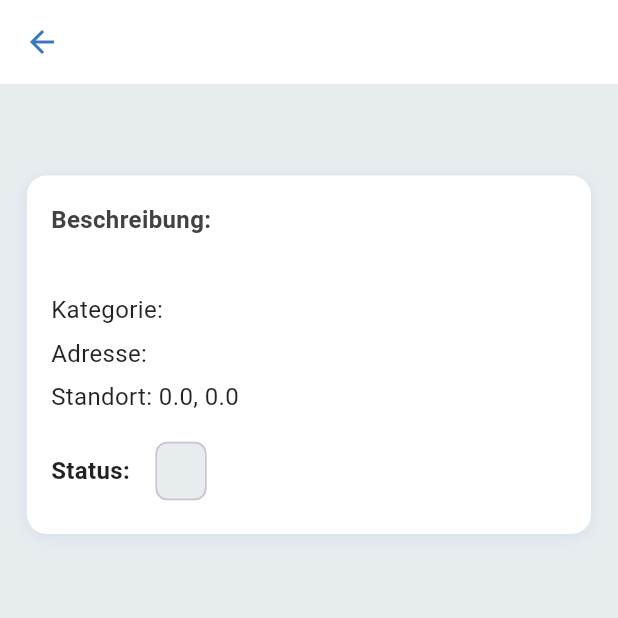
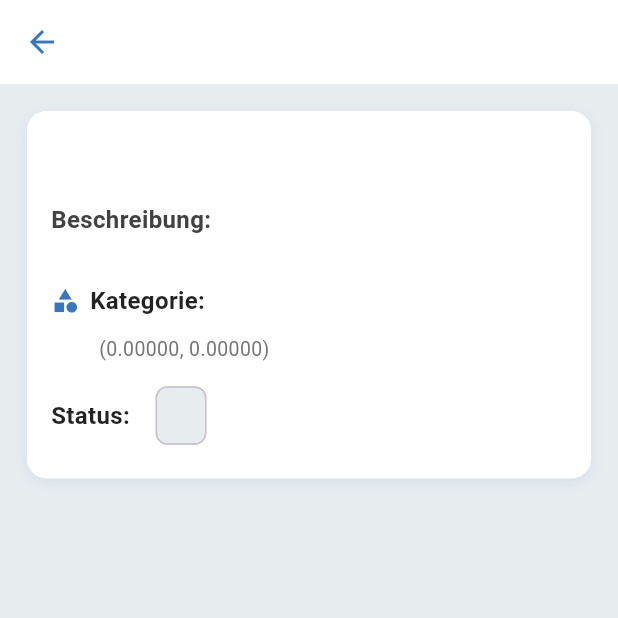
Before and after one commit to Quinten1995/atyourservice, a Flutter app: the AuftragDetailScreen screen opened directly with empty values, on a phone screen of 412 x 824 dp, the top half of it. Run offline on Flutter 3.47's test engine with Material 3 defaults, Android fonts, the light colour scheme and no system bars; our stand-ins replace flutter_rating_bar, supabase_flutter; accounts and stored records are empty.

Commit message:
Release Beta 1.0: Bewertungssystem, Auftragsflow, Layout-Polishing

```diff
--- a/lib/screens/auftrag_detail_screen.dart
+++ b/lib/screens/auftrag_detail_screen.dart
@@ -1,6 +1,7 @@
 import 'package:flutter/material.dart';
 import 'package:supabase_flutter/supabase_flutter.dart';
 import '../models/auftrag.dart';
+import 'bewertung_dialog.dart'; // Passe ggf. den Pfad an!
 
 class AuftragDetailScreen extends StatefulWidget {
   final Auftrag initialAuftrag;
@@ -16,9 +17,12 @@ class _AuftragDetailScreenState extends State<AuftragDetailScreen> {
   String? _errorMessage;
   bool _isDienstleister = false;
 
-  // NEU: Kontaktinfos
   String? _kundenTelefonnummer;
   String? _dienstleisterTelefonnummer;
+
+  // Bewertungsinfos Dienstleister
+  double? _dlDurchschnitt;
+  int? _dlAnzahlBewertungen;
 
   final SupabaseClient _supabase = Supabase.instance.client;
 
@@ -29,7 +33,9 @@ class _AuftragDetailScreenState extends State<AuftragDetailScreen> {
   void initState() {
     super.initState();
     _auftragDetails = widget.initialAuftrag;
-    _ladeRolleUndAktuellenAuftrag();
+    _ladeRolleUndAktuellenAuftrag().then((_) {
+      _zeigeBewertungsDialogWennNoetig();
+    });
   }
 
   Future<void> _ladeRolleUndAktuellenAuftrag() async {
@@ -38,6 +44,8 @@ class _AuftragDetailScreenState extends State<AuftragDetailScreen> {
       _errorMessage = null;
       _kundenTelefonnummer = null;
       _dienstleisterTelefonnummer = null;
+      _dlDurchschnitt = null;
+      _dlAnzahlBewertungen = null;
     });
 
     try {
@@ -77,12 +85,10 @@ class _AuftragDetailScreenState extends State<AuftragDetailScreen> {
       // Telefonnummern laden, wenn der Auftrag in Bearbeitung ist und DL zugeordnet
       if (aktuellerAuftrag.status == 'in bearbeitung' && aktuellerAuftrag.dienstleisterId != null) {
         if (isDL) {
-          // Dienstleister sieht Kundentelefon
           setState(() {
             _kundenTelefonnummer = aktuellerAuftrag.telefon;
           });
         } else {
-          // Kunde sieht Dienstleister-Telefon aus dienstleister_details
           final details = await _supabase
               .from('dienstleister_details')
               .select('telefon')
@@ -94,6 +100,11 @@ class _AuftragDetailScreenState extends State<AuftragDetailScreen> {
         }
       }
 
+      // Bewertung laden, wenn Dienstleister zugeordnet ist
+      if (aktuellerAuftrag.dienstleisterId != null) {
+        await _ladeDienstleisterBewertung(aktuellerAuftrag.dienstleisterId!);
+      }
+
       setState(() {
         _isLoading = false;
       });
@@ -102,6 +113,59 @@ class _AuftragDetailScreenState extends State<AuftragDetailScreen> {
         _errorMessage = e.toString();
         _isLoading = false;
       });
+    }
+  }
+
+  // Bewertungs-Infos laden (Durchschnitt, Anzahl)
+  Future<void> _ladeDienstleisterBewertung(String dienstleisterId) async {
+    final res = await _supabase
+        .from('bewertungen')
+        .select('bewertung')
+        .eq('dienstleister_id', dienstleisterId);
+
+    if (res is List && res.isNotEmpty) {
+      final values = res.map((b) => (b['bewertung'] as int?) ?? 0).toList();
+      setState(() {
+        _dlDurchschnitt = values.reduce((a, b) => a + b) / values.length;
+        _dlAnzahlBewertungen = values.length;
+      });
+    } else {
+      setState(() {
+        _dlDurchschnitt = null;
+        _dlAnzahlBewertungen = 0;
+      });
+    }
+  }
+
+  // Bewertungsdialog nur für Kunde nach Abschluss
+  Future<void> _zeigeBewertungsDialogWennNoetig() async {
+    final userId = _supabase.auth.currentUser?.id;
+    if (userId == null || _auftragDetails == null || _isDienstleister || _auftragDetails!.status != 'abgeschlossen') {
+      return;
+    }
+
+    final existing = await _supabase
+        .from('bewertungen')
+        .select('id')
+        .eq('auftrag_id', _auftragDetails!.id)
+        .eq('kunde_id', userId)
+        .maybeSingle();
+
+    if (existing == null) {
+      final result = await showDialog(
+        context: context,
+        barrierDismissible: false,
+        builder: (_) => BewertungDialog(
+          auftragId: _auftragDetails!.id,
+          dienstleisterId: _auftragDetails!.dienstleisterId!,
+        ),
+      );
+      if (result == true) {
+        ScaffoldMessenger.of(context).showSnackBar(
+          const SnackBar(content: Text('Danke für deine Bewertung!')),
+        );
+        setState(() {});
+      }
     }
   }
 
@@ -128,7 +192,6 @@ class _AuftragDetailScreenState extends State<AuftragDetailScreen> {
         _isLoading = false;
       });
 
-      // Nach Annahme Kontaktdaten neu laden
       await _ladeRolleUndAktuellenAuftrag();
     } catch (e) {
       setState(() {
@@ -156,6 +219,8 @@ class _AuftragDetailScreenState extends State<AuftragDetailScreen> {
         _auftragDetails = Auftrag.fromJson(updated);
         _isLoading = false;
       });
+
+      _zeigeBewertungsDialogWennNoetig();
     } catch (e) {
       setState(() {
         _errorMessage = e.toString();
@@ -196,31 +261,11 @@ class _AuftragDetailScreenState extends State<AuftragDetailScreen> {
     }
   }
 
-  @override
-  Widget build(BuildContext context) {
-    return Scaffold(
-      backgroundColor: accentColor,
-      appBar: AppBar(
-        title: const Text('Auftragsdetails', style: TextStyle(fontWeight: FontWeight.bold)),
-        backgroundColor: Colors.white,
-        elevation: 0,
-        centerTitle: true,
-        foregroundColor: primaryColor,
-      ),
-      body: Padding(
-        padding: const EdgeInsets.all(18.0),
-        child: _isLoading
-            ? const Center(child: CircularProgressIndicator())
-            : _auftragDetails == null
-                ? const Center(child: Text('Keine Daten verfügbar'))
-                : SingleChildScrollView(
-                    child: Column(
-                      crossAxisAlignment: CrossAxisAlignment.start,
-                      children: [
-                        Text(_auftragDetails!.titel,
-                            style: TextStyle(fontSize: 22, fontWeight: FontWeight.bold, color: primaryColor)),
-                        const SizedBox(height: 12),
-                        Container(
+  // --- WIDGETS ---
+
+  Widget _auftragInfoCard() {
+    final ad = _auftragDetails!;
+    return Container(
       decoration: BoxDecoration(
         color: Colors.white,
         borderRadius: BorderRadius.circular(13),
@@ -236,35 +281,103 @@ class _AuftragDetailScreenState extends State<AuftragDetailScreen> {
       child: Column(
         crossAxisAlignment: CrossAxisAlignment.start,
         children: [
-                              Text('Beschreibung:', style: TextStyle(fontWeight: FontWeight.w600, color: Colors.grey[800])),
-                              Text(_auftragDetails!.beschreibung, style: const TextStyle(fontSize: 16)),
-                              const SizedBox(height: 14),
-                              Text('Kategorie: ${_auftragDetails!.kategorie}'),
-                              if (_auftragDetails!.adresse != null) ...[
-                                const SizedBox(height: 6),
-                                Text('Adresse: ${_auftragDetails!.adresse!}'),
+          // Titel & Bewertung
+          Row(
+            crossAxisAlignment: CrossAxisAlignment.center,
+            children: [
+              Expanded(
+                child: Text(
+                  ad.titel,
+                  style: TextStyle(fontSize: 19, fontWeight: FontWeight.bold, color: primaryColor),
+                  maxLines: 2,
+                  overflow: TextOverflow.ellipsis,
+                ),
+              ),
+              if (!_isDienstleister &&
+                  ad.dienstleisterId != null &&
+                  (ad.status == 'in bearbeitung' || ad.status == 'abgeschlossen')) ...[
+                Icon(Icons.star, color: Colors.amber, size: 22),
+                const SizedBox(width: 3),
+                Text(
+                  _dlDurchschnitt != null
+                      ? '${_dlDurchschnitt!.toStringAsFixed(2)} / 5'
+                      : '—',
+                  style: const TextStyle(fontWeight: FontWeight.bold),
+                ),
+                if (_dlAnzahlBewertungen != null && _dlAnzahlBewertungen! > 0)
+                  Text(
+                    ' (${_dlAnzahlBewertungen!} Bewertung${_dlAnzahlBewertungen == 1 ? '' : 'en'})',
+                    style: TextStyle(color: Colors.grey[600], fontSize: 14),
+                  ),
               ],
-                              if (_auftragDetails!.latitude != null && _auftragDetails!.longitude != null) ...[
-                                const SizedBox(height: 6),
-                                Text('Standort: ${_auftragDetails!.latitude}, ${_auftragDetails!.longitude}'),
             ],
-                              const SizedBox(height: 14),
+          ),
+          const SizedBox(height: 16),
+
+          // Beschreibung
+          Text(
+            'Beschreibung:',
+            style: TextStyle(fontWeight: FontWeight.w600, color: Colors.grey[800]),
+          ),
+          Padding(
+            padding: const EdgeInsets.only(left: 2, top: 1, bottom: 7),
+            child: Text(ad.beschreibung, style: const TextStyle(fontSize: 16)),
+          ),
+
+          // Kategorie
+          Row(
+            crossAxisAlignment: CrossAxisAlignment.center,
+            children: [
+              Icon(Icons.category, color: primaryColor, size: 19),
+              SizedBox(width: 7),
+              Text('Kategorie:', style: TextStyle(fontWeight: FontWeight.w600)),
+              SizedBox(width: 7),
+              Text(ad.kategorie),
+            ],
+          ),
+          const SizedBox(height: 8),
+
+          // Adresse
+          if (ad.adresse != null && ad.adresse!.isNotEmpty)
+            Row(
+              crossAxisAlignment: CrossAxisAlignment.center,
+              children: [
+                Icon(Icons.location_on, color: Colors.redAccent, size: 19),
+                SizedBox(width: 7),
+                Text('Adresse:', style: TextStyle(fontWeight: FontWeight.w600)),
+                SizedBox(width: 7),
+                Expanded(child: Text(ad.adresse!, overflow: TextOverflow.ellipsis)),
+              ],
+            ),
+
+          // Standort (Koordinaten)
+          if (ad.latitude != null && ad.longitude != null)
+            Padding(
+              padding: const EdgeInsets.only(left: 32.0, top: 3),
+              child: Text(
+                '(${ad.latitude?.toStringAsFixed(5)}, ${ad.longitude?.toStringAsFixed(5)})',
+                style: TextStyle(fontSize: 13, color: Colors.grey[600]),
+              ),
+            ),
+          const SizedBox(height: 11),
+
+          // Status
           Row(
             children: [
-                                  const Text('Status:', style: TextStyle(fontWeight: FontWeight.w600)),
+              Text('Status:', style: TextStyle(fontWeight: FontWeight.w600)),
               const SizedBox(width: 10),
               Chip(
                 label: Text(
-                                      _auftragDetails!.status.toUpperCase(),
+                  ad.status.toUpperCase(),
                   style: TextStyle(
-                                        color: _auftragDetails!.status == 'abgeschlossen'
+                    color: ad.status == 'abgeschlossen'
                         ? Colors.white
                         : primaryColor,
                     fontWeight: FontWeight.bold,
                     letterSpacing: 1,
                   ),
                 ),
-                                    backgroundColor: _auftragDetails!.status == 'abgeschlossen'
+                backgroundColor: ad.status == 'abgeschlossen'
                     ? Colors.green
                     : accentColor,
                 shape: RoundedRectangleBorder(borderRadius: BorderRadius.circular(8)),
@@ -273,9 +386,15 @@ class _AuftragDetailScreenState extends State<AuftragDetailScreen> {
           ),
         ],
       ),
-                        ),
-                        // NEU: Kontaktbereich, wenn zugeordnet und in Bearbeitung
-                        if (_auftragDetails!.status == 'in bearbeitung' && _auftragDetails!.dienstleisterId != null) ...[
+    );
+  }
+
+  Widget _kontaktBereich() {
+    final ad = _auftragDetails!;
+    if (ad.status == 'in bearbeitung' && ad.dienstleisterId != null) {
+      return Column(
+        crossAxisAlignment: CrossAxisAlignment.start,
+        children: [
           const SizedBox(height: 18),
           Text(
             'Kontakt:',
@@ -300,8 +419,17 @@ class _AuftragDetailScreenState extends State<AuftragDetailScreen> {
             ),
           ],
         ],
+      );
+    }
+    return const SizedBox.shrink();
+  }
+
+  Widget _actionButtons() {
+    final ad = _auftragDetails!;
+    return Column(
+      children: [
         const SizedBox(height: 32),
-                        if (_isDienstleister && _auftragDetails!.status == 'offen')
+        if (_isDienstleister && ad.status == 'offen')
           SizedBox(
             width: double.infinity,
             child: ElevatedButton.icon(
@@ -318,7 +446,7 @@ class _AuftragDetailScreenState extends State<AuftragDetailScreen> {
               ),
             ),
           ),
-                        if (_isDienstleister && _auftragDetails!.status == 'in bearbeitung')
+        if (_isDienstleister && ad.status == 'in bearbeitung')
           SizedBox(
             width: double.infinity,
             child: ElevatedButton.icon(
@@ -335,8 +463,7 @@ class _AuftragDetailScreenState extends State<AuftragDetailScreen> {
               ),
             ),
           ),
-                        // Kunden-Button (NEU)
-                        if (!_isDienstleister && _auftragDetails!.status == 'in bearbeitung')
+        if (!_isDienstleister && ad.status == 'in bearbeitung')
           SizedBox(
             width: double.infinity,
             child: ElevatedButton.icon(
@@ -358,6 +485,34 @@ class _AuftragDetailScreenState extends State<AuftragDetailScreen> {
           Text('Fehler: $_errorMessage', style: const TextStyle(color: Colors.red)),
         ],
       ],
+    );
+  }
+
+  @override
+  Widget build(BuildContext context) {
+    return Scaffold(
+      backgroundColor: accentColor,
+      appBar: AppBar(
+        title: const Text('Auftragsdetails', style: TextStyle(fontWeight: FontWeight.bold)),
+        backgroundColor: Colors.white,
+        elevation: 0,
+        centerTitle: true,
+        foregroundColor: primaryColor,
+      ),
+      body: Padding(
+        padding: const EdgeInsets.all(18.0),
+        child: _isLoading
+            ? const Center(child: CircularProgressIndicator())
+            : _auftragDetails == null
+                ? const Center(child: Text('Keine Daten verfügbar'))
+                : SingleChildScrollView(
+                    child: Column(
+                      crossAxisAlignment: CrossAxisAlignment.start,
+                      children: [
+                        _auftragInfoCard(),
+                        _kontaktBereich(),
+                        _actionButtons(),
+                      ],
                     ),
                   ),
       ),
--- a/lib/screens/meine_auftraege_screen.dart
+++ b/lib/screens/meine_auftraege_screen.dart
@@ -41,11 +41,12 @@ class _MeineAuftraegeScreenState extends State<MeineAuftraegeScreen> {
     });
 
     try {
+      // Jetzt auch abgeschlossene Aufträge anzeigen:
       final response = await supabase
           .from('auftraege')
           .select()
           .eq('kunde_id', user.id)
-          .or('status.eq.offen,status.eq.in bearbeitung')
+          .or('status.eq.offen,status.eq.in bearbeitung,status.eq.abgeschlossen')
           .eq('kunde_auftragsstatus', 'sichtbar')
           .order('erstellt_am', ascending: false);
 
--- a/pubspec.yaml
+++ b/pubspec.yaml
@@ -22,6 +22,9 @@ dependencies:
   # HTTP-Paket für Geocoding-Anfragen
   http: ^0.13.0
 
+  # Sterne-Bewertungs-Widget
+  flutter_rating_bar: ^4.0.1
+
 dev_dependencies:
   flutter_test:
     sdk: flutter
```
Also changed, not shown: lib/screens/bewertung_dialog.dart (added, +113 -0 lines), lib/screens/profil_dienstleister_screen.dart (+66 -0 lines), pubspec.lock. Lines whose indentation alone changed are shown as unchanged.
